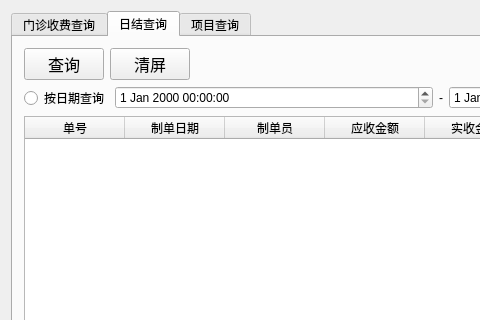
Qt form clinicstatistics.ui (histest/his) before a commit; both pictures show x 0 to 480 and y 0 to 320 of the 1108 by 470 pixel window.
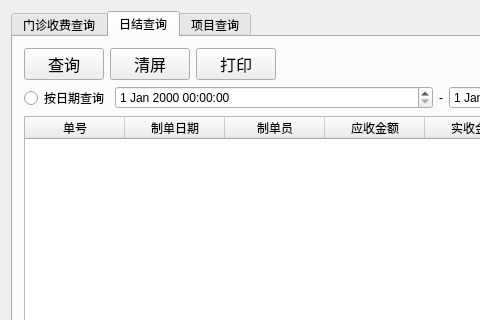
The same form after that commit. The open tabs and pages were chosen to show the change.

Patch:
```diff
--- a/clinicstatistics.ui
+++ b/clinicstatistics.ui
@@ -284,6 +284,19 @@
            </property>
           </widget>
          </item>
+         <item>
+          <widget class="QPushButton" name="pushButton_2">
+           <property name="font">
+            <font>
+             <family>Agency FB</family>
+             <pointsize>12</pointsize>
+            </font>
+           </property>
+           <property name="text">
+            <string>打印</string>
+           </property>
+          </widget>
+         </item>
          <item>
           <spacer name="horizontalSpacer_3">
            <property name="orientation">
```
Left out of the diff: 19 changed lines with no effect on the pictures.
